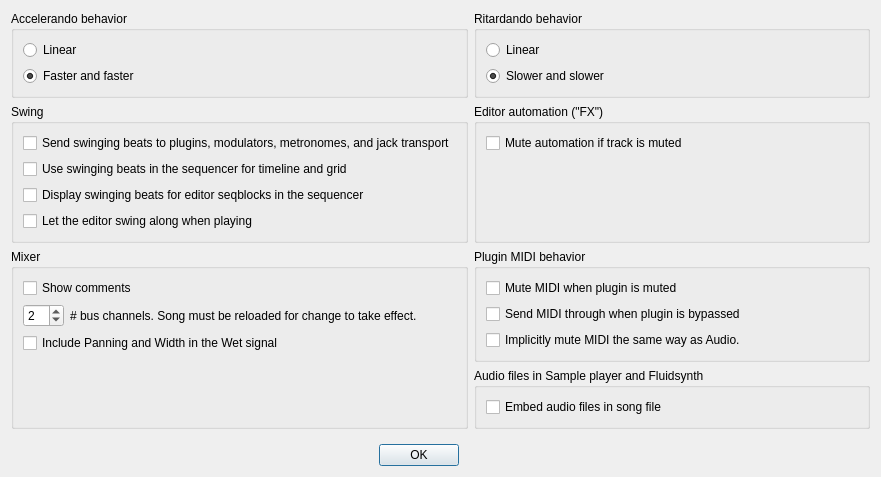
Old version of the form Qt/qt4_song_properties.ui in the repository kmatheussen/radium.
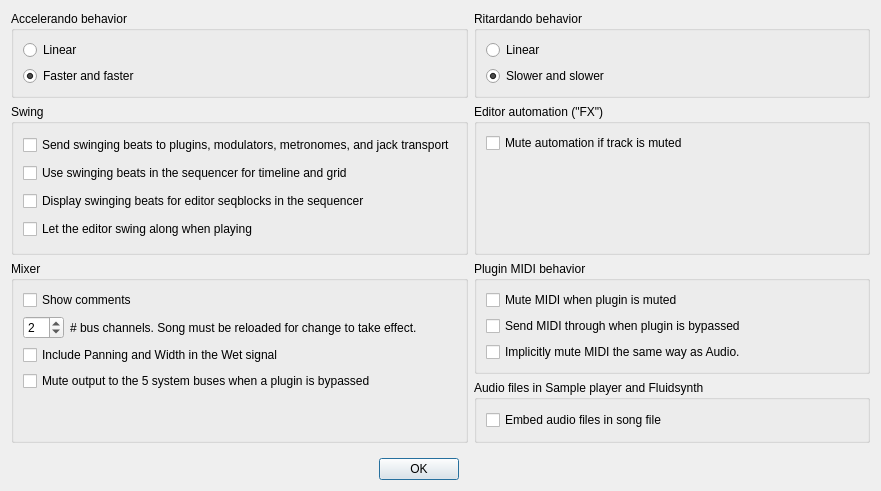
New version of the form.

Commit message: Audio: New song properties option to mute output to the 5 system buses when a plugin is bypassed. By default this option is ON for new songs and OFF for old songs (to keep kompatibility). API: setMuteSystemBusesWhenBypassed, muteSystemBusesWhenBypassed

The edit to the form file:
```diff
--- a/Qt/qt4_song_properties.ui
+++ b/Qt/qt4_song_properties.ui
@@ -7,7 +7,7 @@
     <x>0</x>
     <y>0</y>
     <width>881</width>
-    <height>477</height>
+    <height>491</height>
    </rect>
   </property>
   <property name="sizePolicy">
@@ -224,26 +224,6 @@
       <string>Mixer</string>
      </property>
      <layout class="QGridLayout" name="gridLayout_2">
-      <item row="2" column="0">
-       <widget class="QCheckBox" name="include_pan_and_dry_in_wet">
-        <property name="text">
-         <string>Include Panning and Width in the Wet signal</string>
-        </property>
-       </widget>
-      </item>
-      <item row="3" column="0">
-       <spacer name="verticalSpacer">
-        <property name="orientation">
-         <enum>Qt::Vertical</enum>
-        </property>
-        <property name="sizeHint" stdset="0">
-         <size>
-          <width>20</width>
-          <height>40</height>
-         </size>
-        </property>
-       </spacer>
-      </item>
       <item row="1" column="0">
        <layout class="QHBoxLayout" name="horizontalLayout">
         <item>
@@ -271,6 +251,19 @@
         </item>
        </layout>
       </item>
+      <item row="4" column="0">
+       <spacer name="verticalSpacer">
+        <property name="orientation">
+         <enum>Qt::Vertical</enum>
+        </property>
+        <property name="sizeHint" stdset="0">
+         <size>
+          <width>20</width>
+          <height>40</height>
+         </size>
+        </property>
+       </spacer>
+      </item>
       <item row="0" column="0">
        <widget class="QCheckBox" name="mixer_comments_visible">
         <property name="text">
@@ -278,6 +271,20 @@
         </property>
        </widget>
       </item>
+      <item row="2" column="0">
+       <widget class="QCheckBox" name="include_pan_and_dry_in_wet">
+        <property name="text">
+         <string>Include Panning and Width in the Wet signal</string>
+        </property>
+       </widget>
+      </item>
+      <item row="3" column="0">
+       <widget class="QCheckBox" name="mute_system_buses_when_bypassed">
+        <property name="text">
+         <string>Mute output to the 5 system buses when a plugin is bypassed</string>
+        </property>
+       </widget>
+      </item>
      </layout>
     </widget>
    </item>
```
The commit also changes 9 other files.
